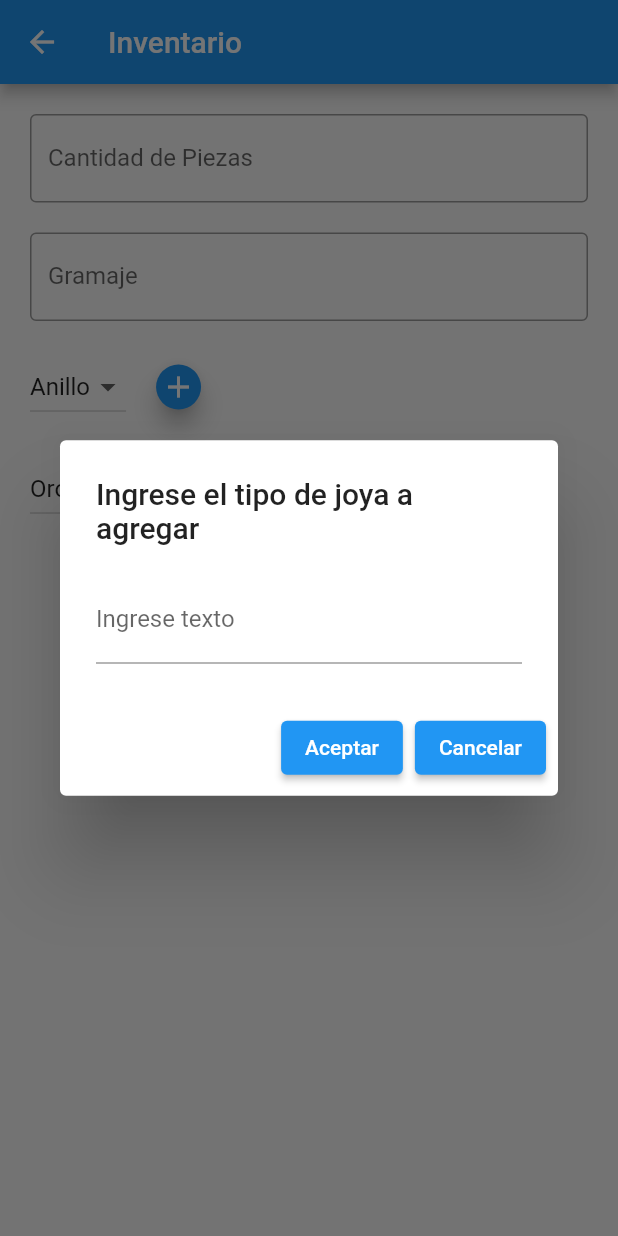
After one commit to JoanManuel16/jullery_proyect, a Flutter app: the CrearInventario screen opened directly, after a tap on the "add" icon, on a phone screen of 412 x 824 dp. The commit adds this screen. Run offline on Flutter 3.47's test engine with Material 2 defaults, Android fonts, the phone set to English and light mode, and no system bars; our stand-ins replace sqflite; accounts and stored records are empty.

Commit message:
creando el apartado de creacion de el inventario

```diff
--- /dev/null
+++ b/lib/Inventario/crearInventario.dart
@@ -0,0 +1,284 @@
+import 'package:flutter/cupertino.dart';
+import 'package:flutter/material.dart';
+import 'package:flutter/services.dart';
+import 'package:flutter_application_1/Inventario/material.dart';
+import 'package:flutter_application_1/Inventario/tipoDeJoya.dart';
+
+import '../db.dart';
+
+class CrearInventario extends StatefulWidget {
+  CrearInventario({Key key}) : super(key: key);
+
+  @override
+  _CrearInventarioState createState() => _CrearInventarioState();
+}
+
+class _CrearInventarioState extends State<CrearInventario> {
+  List<MaterialClass> materiales = [];
+  List<Tipo_joya> tipo_joya = [];
+  List<MaterialClass> uniquelistMaterial = [];
+  List<Tipo_joya> uniquelistJoya = [];
+  final cantidad = TextEditingController();
+  final gramaje = TextEditingController();
+  var seenMaterial = Set<MaterialClass>();
+  var seenJoya = Set<Tipo_joya>();
+  double _precio;
+  String selectedValueMaterial;
+  String selectedValueJoya;
+  caragrMaeriales() async {
+    List<MaterialClass> aux = await DB.getAllMateriales();
+    setState(() {
+      materiales = aux;
+      if (materiales.length == 0) {
+        DB.insertMaterial(MaterialClass(material: "Oro", precio: 250));
+        caragrMaeriales();
+      }
+      uniquelistMaterial =
+          materiales.where((country) => seenMaterial.add(country)).toList();
+      selectedValueMaterial =
+          uniquelistMaterial.isNotEmpty ? uniquelistMaterial[0].material : null;
+    });
+  }
+
+  caragrJoya() async {
+    List<Tipo_joya> aux = await DB.getAllTipo();
+    setState(() {
+      tipo_joya = aux;
+      if (tipo_joya.length == 0) {
+        DB.insertTipo(Tipo_joya(tipo: "Anillo"));
+        caragrJoya();
+      }
+      uniquelistJoya =
+          tipo_joya.where((country) => seenJoya.add(country)).toList();
+      selectedValueJoya =
+          uniquelistJoya.isNotEmpty ? uniquelistJoya[0].tipo : null;
+    });
+  }
+
+  @override
+  void initState() {
+    caragrJoya();
+    caragrMaeriales();
+    super.initState();
+  }
+
+  @override
+  Widget build(BuildContext context) {
+    return Scaffold(
+      appBar: AppBar(
+        title: Text("Inventario"),
+      ),
+      body: ListView(
+        children: [
+          Column(
+            children: [
+              Padding(
+                padding: EdgeInsets.all(20),
+                child: Column(
+                  children: [
+                    TextFormField(
+                      controller: cantidad,
+                      validator: (value) {
+                        if (value.isEmpty) return "Campo Obligatorio";
+                        return null;
+                      },
+                      keyboardType: TextInputType.number,
+                      obscureText: false,
+                      decoration: const InputDecoration(
+                        border: OutlineInputBorder(),
+                        labelText: 'Cantidad de Piezas',
+                      ),
+                    ),
+                    SizedBox(
+                      height: 20,
+                    ),
+                    TextFormField(
+                      controller: gramaje,
+                      validator: (value) {
+                        if (value.isEmpty) return "Campo Obligatorio";
+                        return null;
+                      },
+                      keyboardType: TextInputType.number,
+                      obscureText: false,
+                      decoration: const InputDecoration(
+                        border: OutlineInputBorder(),
+                        labelText: 'Gramaje',
+                      ),
+                    ),
+                    SizedBox(
+                      height: 20,
+                    ),
+                    Row(
+                      children: [
+                        DropdownButton(
+                          value: selectedValueJoya,
+                          items: uniquelistJoya.map((country) {
+                            return DropdownMenuItem(
+                              child: Text(country.tipo),
+                              value: country.tipo,
+                            );
+                          }).toList(),
+                          onChanged: (country) {
+                            setState(() {
+                              selectedValueJoya = country;
+                            });
+                          },
+                        ),
+                        SizedBox(width: 20),
+                        Container(
+                          height: 30,
+                          width: 30,
+                          child: FloatingActionButton(
+                            onPressed: () {
+                              String textFieldValue = '';
+                              showDialog(
+                                context: context,
+                                builder: (context) {
+                                  return AlertDialog(
+                                    title: Text(
+                                        'Ingrese el tipo de joya a agregar'),
+                                    content: TextField(
+                                      onChanged: (value) {
+                                        textFieldValue = value;
+                                      },
+                                      decoration: InputDecoration(
+                                        labelText: 'Ingrese texto',
+                                      ),
+                                    ),
+                                    actions: [
+                                      ElevatedButton(
+                                        onPressed: () {
+                                          setState(() {
+                                            DB.insertTipo(Tipo_joya(
+                                                tipo: textFieldValue));
+                                            caragrJoya();
+                                            Navigator.of(context).pop();
+                                          });
+                                        },
+                                        child: Text('Aceptar'),
+                                      ),
+                                      ElevatedButton(
+                                        onPressed: () {
+                                          Navigator.of(context).pop();
+                                        },
+                                        child: Text('Cancelar'),
+                                      ),
+                                    ],
+                                  );
+                                },
+                              );
+                            },
+                            child: Icon(Icons.add),
+                          ),
+                        )
+                      ],
+                    ),
+                    SizedBox(
+                      height: 20,
+                    ),
+                    Row(
+                      children: [
+                        DropdownButton(
+                          value: selectedValueMaterial,
+                          items: uniquelistMaterial.map((country) {
+                            return DropdownMenuItem(
+                              child: Text(country.material),
+                              value: country.material,
+                            );
+                          }).toList(),
+                          onChanged: (country) {
+                            setState(() {
+                              selectedValueMaterial = country;
+                            });
+                          },
+                        ),
+                        SizedBox(width: 20),
+                        Container(
+                          height: 30,
+                          width: 30,
+                          child: FloatingActionButton(
+                            onPressed: () {
+                              String textFieldValue = '';
+                              String textFieldValuePrecio = '';
+
+                              showDialog(
+                                context: context,
+                                builder: (context) {
+                                  return SingleChildScrollView(
+                                    child: AlertDialog(
+                                      title: Text(
+                                          'Ingrese el tipo de material y el precio'),
+                                      content: Column(
+                                        children: [
+                                          TextField(
+                                            onChanged: (value) {
+                                              textFieldValue = value;
+                                            },
+                                            decoration: InputDecoration(
+                                              labelText: 'Material',
+                                            ),
+                                          ),
+                                          TextField(
+                                            keyboardType: TextInputType.number,
+                                            inputFormatters: [
+                                              FilteringTextInputFormatter
+                                                  .digitsOnly,
+                                            ],
+                                            onChanged: (value) {
+                                              textFieldValuePrecio = value;
+                                              _precio = double.parse(
+                                                  textFieldValuePrecio);
+                                            },
+                                            decoration: InputDecoration(
+                                              labelText: 'Precio',
+                                            ),
+                                          ),
+                                        ],
+                                      ),
+                                      actions: [
+                                        ElevatedButton(
+                                          onPressed: () {
+                                            setState(() {
+                                              DB.insertMaterial(MaterialClass(
+                                                  material: textFieldValue,
+                                                  precio: _precio));
+                                              caragrMaeriales();
+                                              Navigator.of(context).pop();
+                                            });
+                                          },
+                                          child: Text('Aceptar'),
+                                        ),
+                                        ElevatedButton(
+                                          onPressed: () {
+                                            Navigator.of(context).pop();
+                                          },
+                                          child: Text('Cancelar'),
+                                        ),
+                                      ],
+                                    ),
+                                  );
+                                },
+                              );
+                            },
+                            child: Icon(Icons.add),
+                          ),
+                        )
+                      ],
+                    ),
+                    SizedBox(
+                      height: 20,
+                    ),
+                    ElevatedButton(
+                      child: Text("Guardar"),
+                      onPressed: () {},
+                    ),
+                  ],
+                ),
+              )
+            ],
+          )
+        ],
+      ),
+    );
+  }
+}
--- /dev/null
+++ b/lib/Inventario/invantarioClass.dart
@@ -0,0 +1,28 @@
+class InventarioClass {
+  int id_inventario;
+  String tipo_joya;
+  int cantidad;
+  double gramaje;
+  String material;
+  double precio_individual;
+  double precio_total;
+  InventarioClass(
+      {this.id_inventario,
+      this.tipo_joya,
+      this.cantidad,
+      this.gramaje,
+      this.material,
+      this.precio_individual,
+      this.precio_total});
+  Map<String, dynamic> toMap() {
+    return {
+      'id_inventario': id_inventario,
+      'tipo_joya': tipo_joya,
+      'cantidad': cantidad,
+      'gramaje': gramaje,
+      'material': material,
+      'precio_individual': precio_individual,
+      'precio_total': precio_total
+    };
+  }
+}
--- /dev/null
+++ b/lib/Inventario/material.dart
@@ -0,0 +1,13 @@
+class MaterialClass {
+  int id_material;
+  String material;
+  double precio;
+  MaterialClass({this.material, this.precio});
+  Map<String, dynamic> toMap() {
+    return {
+      'id_material': id_material,
+      'material': material,
+      'precio': precio,
+    };
+  }
+}
--- /dev/null
+++ b/lib/Inventario/tipoDeJoya.dart
@@ -0,0 +1,11 @@
+class Tipo_joya {
+  int id_tipo;
+  String tipo;
+  Tipo_joya({this.id_tipo, this.tipo});
+  Map<String, dynamic> toMap() {
+    return {
+      'id_joya': id_tipo,
+      'tipo': tipo,
+    };
+  }
+}
--- a/lib/Proveedor/Provedor.dart
+++ b/lib/Proveedor/Provedor.dart
@@ -8,7 +8,6 @@ import '../db.dart';
 
 
 class Provedor extends StatelessWidget {
-  final _formKey = GlobalKey<FormState>();
   final nombreController = TextEditingController();
   final CI = TextEditingController();
   final movil = TextEditingController();
--- a/lib/db.dart
+++ b/lib/db.dart
@@ -1,5 +1,8 @@
 import 'package:flutter_application_1/Gastos/categoriaClass.dart';
 import 'package:flutter_application_1/Gastos/gastosClass.dart';
+import 'package:flutter_application_1/Inventario/invantarioClass.dart';
+import 'package:flutter_application_1/Inventario/material.dart';
+import 'package:flutter_application_1/Inventario/tipoDeJoya.dart';
 import 'package:sqflite/sqflite.dart';
 import 'package:path/path.dart';
 
@@ -19,6 +22,15 @@ class DB {
         );
         await db.execute(
           "CREATE TABLE categoria (id_categoria INTEGER PRIMARY KEY, categoria TEXT)",
+        );
+        await db.execute(
+          "CREATE TABLE inventario (id_inventario INTEGER PRIMARY KEY, tipo_joya TEXT,cantidad INTEGER,gramaje DOUBLE,material TEXT,precio_individual DOUBLE,precio_total DOUBLE)",
+        );
+        await db.execute(
+          "CREATE TABLE material (id_material INTEGER PRIMARY KEY, material TEXT,precio DOUBLE)",
+        );
+        await db.execute(
+          "CREATE TABLE tipo (id_joya INTEGER PRIMARY KEY, tipo TEXT)",
         );
       },
       version: 4,
@@ -108,10 +120,101 @@ class DB {
             categoria: provedoresMap[i]['categoria'],
             id: provedoresMap[i]['id_categoria']));
   }
-//Inicio del CRUD de categorias de gastos
 
-//Fin del CRUD de categorias de gastos
+//Inicio del CRUD de los materiales
+  static Future<void> insertMaterial(MaterialClass mc) async {
+    Database database = await _openDB();
 
+    return database.insert("material", mc.toMap());
+  }
+
+  static Future<void> updateMaterial(MaterialClass mc) async {
+    Database database = await _openDB();
+
+    return database.update("material", mc.toMap(),
+        where: "id_material = ?", whereArgs: [mc.id_material]);
+  }
+
+  static Future<List<MaterialClass>> getAllMateriales() async {
+    Database database = await _openDB();
+    final List<Map<String, dynamic>> provedoresMap =
+        await database.query("material");
+
+    return List.generate(
+        provedoresMap.length,
+        (i) => MaterialClass(
+            material: provedoresMap[i]['material'],
+            precio: provedoresMap[i]['precio']));
+  }
+
+//Fin del CRUD de los materiales
+
+//incio del CRUD del inventario
+  static Future<void> insertInventario(InventarioClass ic) async {
+    Database database = await _openDB();
+
+    return database.insert("inventario", ic.toMap());
+  }
+
+  static Future<void> deleteInventario(InventarioClass ic) async {
+    Database database = await _openDB();
+
+    return database.delete("inventario",
+        where: "id_inventario = ?", whereArgs: [ic.id_inventario]);
+  }
+
+  static Future<void> updateInventario(InventarioClass ic) async {
+    Database database = await _openDB();
+
+    return database.update("inventario", ic.toMap(),
+        where: "id_inventario = ?", whereArgs: [ic.id_inventario]);
+  }
+
+  static Future<List<InventarioClass>> getAllInventario() async {
+    Database database = await _openDB();
+    final List<Map<String, dynamic>> provedoresMap =
+        await database.query("inventario");
+
+    return List.generate(
+        provedoresMap.length,
+        (i) => InventarioClass(
+            cantidad: provedoresMap[i]['cantidad'],
+            gramaje: provedoresMap[i]['gramaje'],
+            id_inventario: provedoresMap[i]['id_inventario'],
+            material: provedoresMap[i]['material'],
+            precio_individual: provedoresMap[i]['precio_individual'],
+            precio_total: provedoresMap[i]['precio_total'],
+            tipo_joya: provedoresMap[i]['tipo_joya']));
+  }
+// fin del CRUD del inventario
+
+//inico del CRUD de los tipos
+  static Future<void> insertTipo(Tipo_joya tj) async {
+    Database database = await _openDB();
+
+    return database.insert("tipo", tj.toMap());
+  }
+
+  static Future<void> updateTipo(Tipo_joya jc) async {
+    Database database = await _openDB();
+
+    return database.update("tipo", jc.toMap(),
+        where: "id_tipo = ?", whereArgs: [jc.id_tipo]);
+  }
+
+  static Future<List<Tipo_joya>> getAllTipo() async {
+    Database database = await _openDB();
+    final List<Map<String, dynamic>> provedoresMap =
+        await database.query("tipo");
+
+    return List.generate(
+        provedoresMap.length,
+        (i) => Tipo_joya(
+            id_tipo: provedoresMap[i]['id_tipo'],
+            tipo: provedoresMap[i]['tipo']));
+  }
+
+//fin del CRUD de los tipos
   // CON SENTENCIAS
   static Future<void> insertar2(Animal animal) async {
     Database database = await _openDB();
--- a/lib/main.dart
+++ b/lib/main.dart
@@ -1,6 +1,8 @@
 import 'package:flutter/material.dart';
 import 'package:flutter_application_1/Gastos/createDrop.dart';
 import 'package:flutter_application_1/Gastos/gastosPrincipal.dart';
+import 'package:flutter_application_1/Inventario/crearInventario.dart';
+import 'package:flutter_application_1/Inventario/inventarioPrincipal.dart';
 
 import 'package:flutter_application_1/principal.dart';
 
@@ -37,6 +39,8 @@ class MiApp extends StatelessWidget {
         "/provedor" : (context) => Provedor(),
         "/gastos" : (context) => GastosPrincipal(),
         "/crearDrop" : (context) => MyDropdownButton(),
+        "/inventarioPrincipal" : (context) => inventarioPricipal(),
+        "/crearInventario" : (context) => CrearInventario()
 
       }
     );
--- a/lib/principal.dart
+++ b/lib/principal.dart
@@ -50,8 +50,10 @@ class Principal extends StatelessWidget {
                     height: 100,
                     width: 100,
                     child: ElevatedButton(
-                      onPressed: () {},
-                      child: Icon(Icons.ac_unit_sharp),
+                      onPressed: () {
+                        Navigator.pushNamed(context, "/inventarioPrincipal");
+                      },
+                      child: Icon(Icons.inventory_2_outlined),
                     ),
                   )),
                 ],
```
Also changed, not shown: lib/Inventario/inventarioPrincipal.dart (added, +25 -0 lines), lib/Inventario/inventarioW.dart (added, +47 -0 lines).
